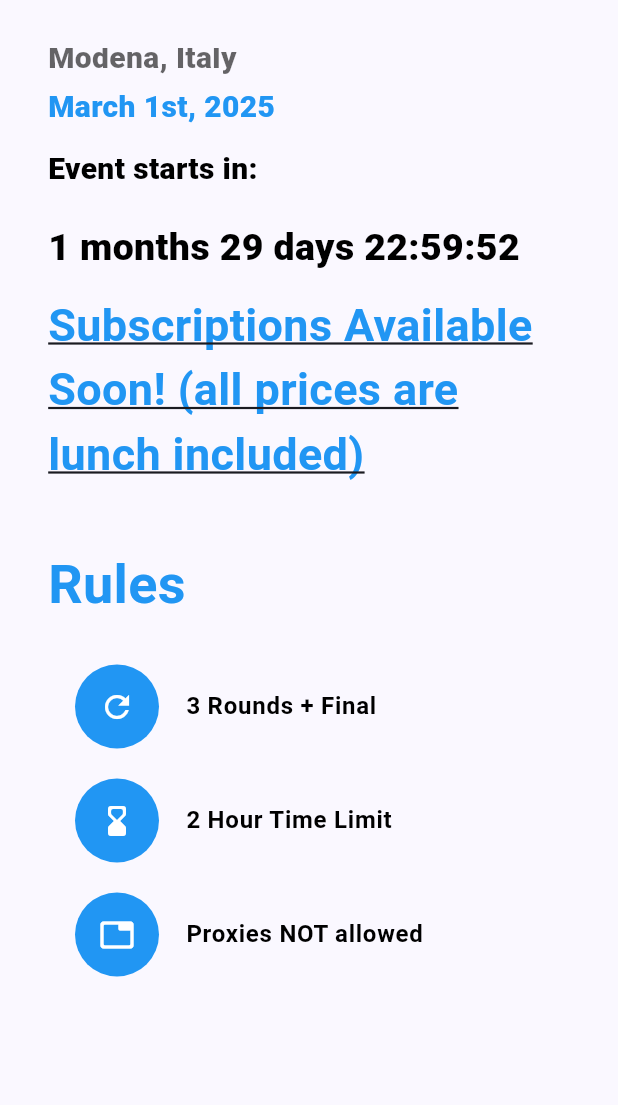
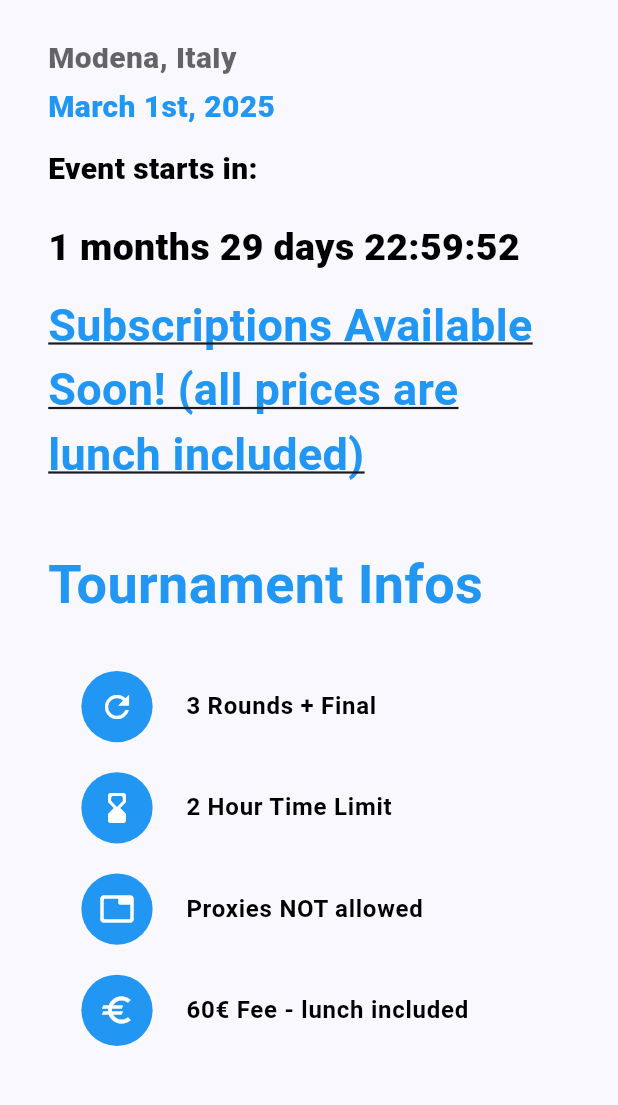
Before and after one commit to SimoParmeg/vtesitaly, a Flutter app: the screen it shows after launch, scrolled down 576 dp, on a phone screen of 412 x 824 dp, the part 84-1189 px from its top. Run offline on Flutter 3.47's test engine with Material 3 defaults, Android fonts, the phone set to English and light mode, and no system bars.

Commit message:
aggiunte info

```diff
--- a/vtesitaly/lib/views/rows/contact.dart
+++ b/vtesitaly/lib/views/rows/contact.dart
@@ -1,7 +1,6 @@
 import 'package:flutter/material.dart';
 import 'package:url_launcher/url_launcher.dart';
 import 'package:vtesitaly/config.dart';
-import 'package:vtesitaly/views/components/contact_tile.dart';
 import 'package:vtesitaly/views/components/section_title.dart';
 
 class ContactsRow extends StatelessWidget {
--- a/vtesitaly/lib/views/rows/rules.dart
+++ b/vtesitaly/lib/views/rows/rules.dart
@@ -36,7 +36,7 @@ class _RulesRowState extends State<RulesRow> {
 
   Widget _buildTitleWidget() {
     return const SectionTitle(
-      title: "Rules",
+      title: "Tournament Infos",
     );
   }
 
@@ -74,6 +74,11 @@ class _RulesRowState extends State<RulesRow> {
         iconData: Icons.tab_rounded,
         title: "Proxies NOT allowed"
       ),
+      const SizedBox(height: 20),
+      const RuleTile(
+        iconData: Icons.euro,
+        title: "60€ Fee - lunch included"
+      ),
     ];
   }
 }
```
Also changed, not shown: vtesitaly/lib/views/rows/other_events.dart (+30 -4 lines).
